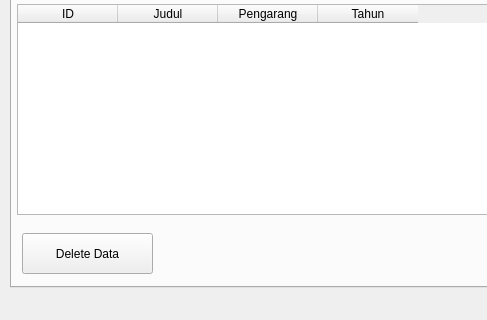
Above: window_book.ui from RaizulF/pv25-week10 before the change; both pictures show x 0 to 487 and y 292 to 612 of the 568 by 612 pixel window. Below: the same form after it.
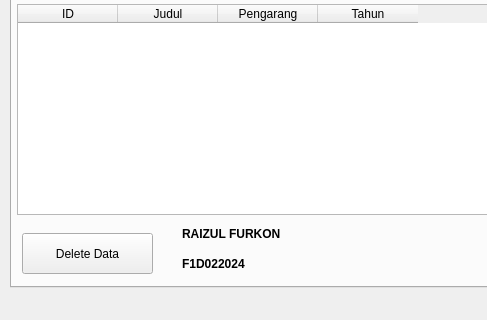
That is the form after the change.

Patch:
```diff
--- a/window_book.ui
+++ b/window_book.ui
@@ -179,6 +179,46 @@
        <string>Delete Data</string>
       </property>
      </widget>
+     <widget class="QLabel" name="label_2">
+      <property name="geometry">
+       <rect>
+        <x>170</x>
+        <y>470</y>
+        <width>131</width>
+        <height>21</height>
+       </rect>
+      </property>
+      <property name="font">
+       <font>
+        <pointsize>9</pointsize>
+        <weight>75</weight>
+        <bold>true</bold>
+       </font>
+      </property>
+      <property name="text">
+       <string>RAIZUL FURKON</string>
+      </property>
+     </widget>
+     <widget class="QLabel" name="label_3">
+      <property name="geometry">
+       <rect>
+        <x>170</x>
+        <y>500</y>
+        <width>91</width>
+        <height>21</height>
+       </rect>
+      </property>
+      <property name="font">
+       <font>
+        <pointsize>9</pointsize>
+        <weight>75</weight>
+        <bold>true</bold>
+       </font>
+      </property>
+      <property name="text">
+       <string>F1D022024</string>
+      </property>
+     </widget>
     </widget>
     <widget class="QWidget" name="ekspor">
      <attribute name="title">
```
